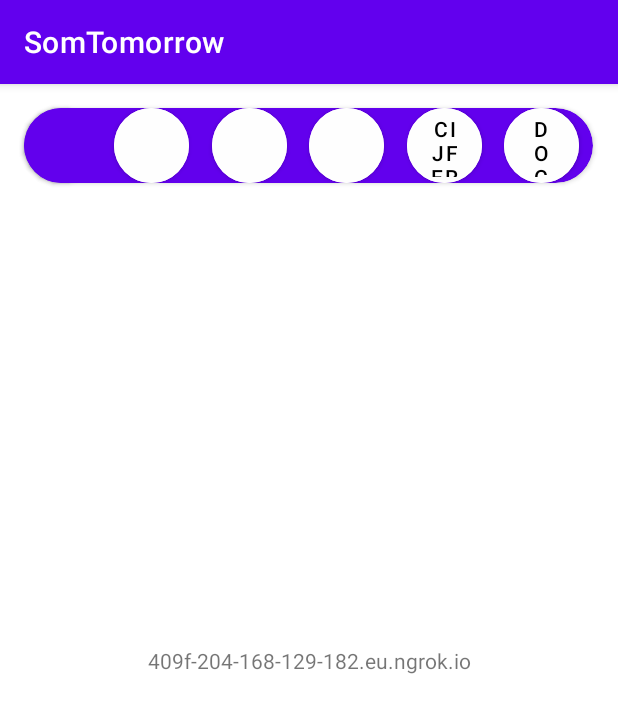
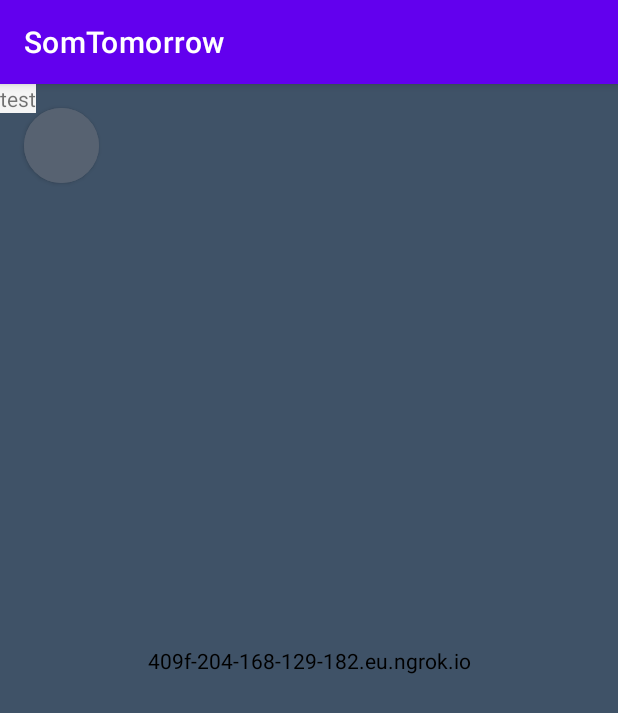
Before and after one commit to Learnifyr/app, an Android app: the screen it shows after launch (MainActivity), on a phone screen of 412 x 824 dp. Shown: the top 713 px of the screen. Run offline under Robolectric (Android 15) with nearby library versions, the phone set to English and light mode, and no system bars.

Commit message:
Changed design + ui and changed small issues

```diff
--- a/app/src/main/java/com/tuinboon/somtomorrow/Cijfers.java
+++ b/app/src/main/java/com/tuinboon/somtomorrow/Cijfers.java
@@ -2,6 +2,7 @@ package com.tuinboon.somtomorrow;
 
 import android.content.Intent;
 import android.os.Bundle;
+import android.util.Log;
 import android.view.View;
 import android.widget.Button;
 import android.widget.TextView;
@@ -58,7 +59,8 @@ public class Cijfers extends AppCompatActivity {
                     List<MyObject> objects = response.body();
                     StringBuilder sb = new StringBuilder();
                     for (MyObject object : objects) {
-                        sb.append(object.data.getSubject() + ": " + object.data.getMark()).append("\n");
+                        Log.d("epic", object.toString());
+                        sb.append(object.subject + ": " + object.mark).append("\n");
                     }
                     textView.setText(sb);
                 } else {
--- a/app/src/main/java/com/tuinboon/somtomorrow/MainActivity.java
+++ b/app/src/main/java/com/tuinboon/somtomorrow/MainActivity.java
@@ -10,6 +10,8 @@ import android.widget.TextView;
 import androidx.appcompat.app.AppCompatActivity;
 import androidx.cardview.widget.CardView;
 
+import java.util.function.Function;
+
 import retrofit2.Call;
 import retrofit2.Callback;
 import retrofit2.Response;
@@ -20,6 +22,9 @@ import retrofit2.http.Path;
 
 public class MainActivity extends AppCompatActivity {
 
+    private void testThing() {
+        System.out.println("HI");
+    }
     interface RequestUser {
         @GET("api/VWO%201/{uid}")
         Call<MyObject> getUser(@Path("uid") String uid);
@@ -92,5 +97,6 @@ public class MainActivity extends AppCompatActivity {
                 //eee
             }
         });
+
     }
 }
--- a/app/src/main/res/layout/activity_cijfers.xml
+++ b/app/src/main/res/layout/activity_cijfers.xml
@@ -2,7 +2,8 @@
 <androidx.constraintlayout.widget.ConstraintLayout xmlns:android="http://schemas.android.com/apk/res/android"
     xmlns:app="http://schemas.android.com/apk/res-auto"
     android:layout_width="match_parent"
-    android:layout_height="match_parent">
+    android:layout_height="match_parent"
+    android:background="#3F5267 ">
 
     <Button
         android:id="@+id/back2"
@@ -10,6 +11,7 @@
         android:layout_height="wrap_content"
         android:layout_marginStart="16dp"
         android:layout_marginBottom="16dp"
+        android:backgroundTint="#576271"
         android:text="Return"
         app:layout_constraintBottom_toBottomOf="parent"
         app:layout_constraintStart_toStartOf="parent" />
@@ -19,6 +21,7 @@
         android:layout_width="wrap_content"
         android:layout_height="wrap_content"
         android:text="Hello World!"
+        android:textColor="@android:color/black"
         app:layout_constraintBottom_toBottomOf="parent"
         app:layout_constraintEnd_toEndOf="parent"
         app:layout_constraintStart_toStartOf="parent"
--- a/app/src/main/res/layout/activity_main.xml
+++ b/app/src/main/res/layout/activity_main.xml
@@ -4,6 +4,7 @@
     xmlns:tools="http://schemas.android.com/tools"
     android:layout_width="match_parent"
     android:layout_height="match_parent"
+    android:background="#3F5267 "
     tools:context=".MainActivity">
 
     <Button
@@ -13,6 +14,7 @@
         android:layout_marginStart="16dp"
         android:layout_marginTop="16dp"
         android:width="379dp"
+        android:backgroundTint="#576271"
         android:insetTop="0dp"
         android:insetBottom="0dp"
         app:circularflow_defaultRadius="0dp"
@@ -24,8 +26,8 @@
         android:id="@+id/menubar"
         android:layout_width="379dp"
         android:layout_height="50dp"
-        android:backgroundTint="#6200ED"
-        android:visibility="visible"
+        android:backgroundTint="#576271"
+        android:visibility="invisible"
         app:cardCornerRadius="50dp"
         app:layout_constraintBottom_toBottomOf="@+id/menubutton"
         app:layout_constraintEnd_toEndOf="parent"
@@ -100,9 +102,46 @@
         android:layout_width="wrap_content"
         android:layout_height="wrap_content"
         android:text="TextView"
+        android:textColor="@android:color/black"
         app:layout_constraintBottom_toBottomOf="parent"
         app:layout_constraintEnd_toEndOf="parent"
         app:layout_constraintStart_toStartOf="parent"
         app:layout_constraintTop_toTopOf="parent" />
 
+    <TextView
+        android:id="@+id/textView4"
+        android:layout_width="wrap_content"
+        android:layout_height="wrap_content"
+        android:background="#2E4053"
+        android:text="test"
+        tools:layout_editor_absoluteX="169dp"
+        tools:layout_editor_absoluteY="174dp" />
+
+    <TextView
+        android:id="@+id/textView6"
+        android:layout_width="wrap_content"
+        android:layout_height="wrap_content"
+        android:background="#3F5267 "
+        android:text="test"
+        tools:layout_editor_absoluteX="169dp"
+        tools:layout_editor_absoluteY="193dp" />
+
+    <TextView
+        android:id="@+id/textView9"
+        android:layout_width="wrap_content"
+        android:layout_height="wrap_content"
+        android:background="#576271"
+        android:text="test"
+        tools:layout_editor_absoluteX="169dp"
+        tools:layout_editor_absoluteY="212dp" />
+
+    <TextView
+        android:id="@+id/textView10"
+        android:layout_width="wrap_content"
+        android:layout_height="wrap_content"
+        android:background="#F5F5F5"
+        android:text="test"
+        tools:layout_editor_absoluteX="169dp"
+        tools:layout_editor_absoluteY="231dp" />
+
 </androidx.constraintlayout.widget.ConstraintLayout>
```
Also changed, not shown: app/src/main/java/com/tuinboon/somtomorrow/MyObject.java (+2 -5 lines), app/src/main/res/layout/activity_docent.xml (+7 -2 lines).
